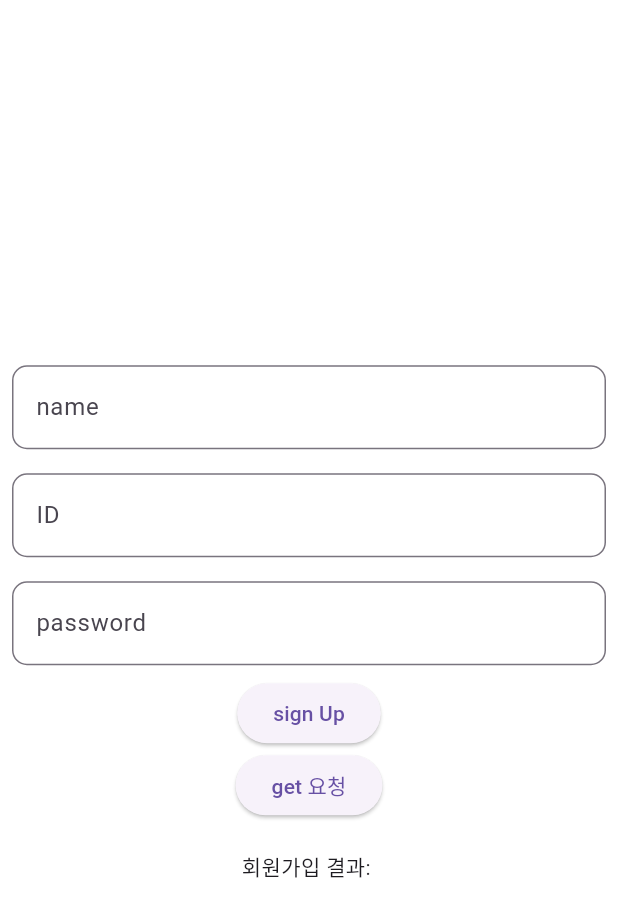
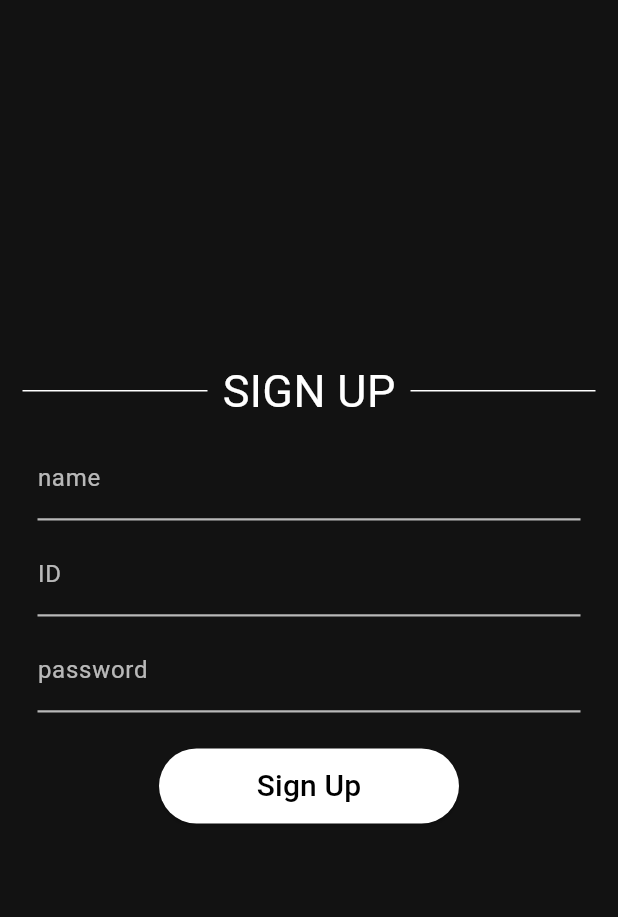
Before and after one commit to es10130813/Madcamp2ndWeek_front, a Flutter app: the SignUpPage screen opened by its route, on a phone screen of 412 x 824 dp. Shown: the top 917 px of the screen. Run offline on Flutter 3.47's test engine with Material 3 defaults, Android fonts, the phone set to English and light mode, and no system bars; our stand-ins replace socket_io_client; missing offline and left inert: kakao_flutter_sdk; network calls fail.

Commit message:
로그인, 회원가입 페이지 디자인 변경

```diff
--- a/lib/pages/my_page.dart
+++ b/lib/pages/my_page.dart
@@ -63,7 +63,6 @@ class MyPageStaet  extends State<MyPage>{
       ),
       body: Scaffold(
         backgroundColor: Color(0xff121212),
-
       ),
     );
   }
--- a/lib/pages/sign_up_page.dart
+++ b/lib/pages/sign_up_page.dart
@@ -1,6 +1,7 @@
 import 'dart:convert';
 
 import 'package:flutter/material.dart';
+import 'package:flutter/services.dart';
 import 'package:http/http.dart' as http;
 import 'package:kakao_flutter_sdk/kakao_flutter_sdk.dart';
 
@@ -53,49 +54,109 @@ class SignUpPageState extends State<SignUpPage>{
   @override
   Widget build(BuildContext context) {
     return Scaffold(
-      backgroundColor: Colors.white,
+      backgroundColor: Color(0xff121212),
       body: SafeArea (
         child: Column (
           mainAxisAlignment: MainAxisAlignment.center,
           children: [
             Padding(
-              padding: const EdgeInsets.all(8.0),
-              child: TextField(
-                controller: nameController,
-                decoration: InputDecoration(
-                  labelText: 'name',
-                  border: OutlineInputBorder(
-                    borderRadius: BorderRadius.circular(10.0),
+              padding: const EdgeInsets.symmetric(horizontal: 15.0, vertical: 5.0),
+              child: Row(
+                children: [
+                  Expanded(
+                    child: Container(
+                      margin: const EdgeInsets.only(right: 10.0),
+                      child: Divider(
+                        color: Colors.white, // 선의 색상
+                        height: 1.5, // 선과 텍스트의 높이 정렬
                       ),
                     ),
                   ),
+                  Text(
+                    "SIGN UP",
+                    style: TextStyle(
+                      color: Colors.white,
+                      fontSize: 30.0,
                     ),
-            Padding(
-              padding: const EdgeInsets.all(8.0),
-              child: TextField(
-                controller: idController,
-                decoration: InputDecoration(
-                  labelText: 'ID',
-                  border: OutlineInputBorder(
-                    borderRadius: BorderRadius.circular(10.0),
+                  ),
+                  Expanded(
+                    child: Container(
+                      margin: const EdgeInsets.only(left: 10.0),
+                      child: Divider(
+                        color: Colors.white, // 선의 색상
+                        height: 1.5, // 선과 텍스트의 높이 정렬
                       ),
                     ),
                   ),
+                ],
+              ),
+            ),
+
+            Padding(
+              padding: const EdgeInsets.symmetric(vertical: 4.0, horizontal: 25.0),
+              child: TextField(
+                style: TextStyle(color: Colors.white),
+                controller: nameController,
+                decoration: const InputDecoration(
+                  labelText: 'name',
+                  labelStyle: TextStyle(color: Colors.white70), // 라벨 텍스트 색상 변경
+                  enabledBorder: UnderlineInputBorder(
+                    borderSide: BorderSide(color: Colors.white70, width: 1.5), // 기본 상태의 밑줄 색상
+                  ),
+                  focusedBorder: UnderlineInputBorder(
+                    borderSide: BorderSide(color: Colors.white, width: 2.0), // 포커스 됐을 때의 밑줄 색상
+                  ),
+                ),
+                inputFormatters: [
+                  FilteringTextInputFormatter.deny(RegExp(r'\s')), // 공백 입력 방지
+                ],
+              ),
+            ),
+
+            Padding(
+              padding: const EdgeInsets.symmetric(vertical: 4.0, horizontal: 25.0),
+              child: TextField(
+                style: TextStyle(color: Colors.white),
+                controller: idController,
+                decoration: const InputDecoration(
+                  labelText: 'ID',
+                  labelStyle: TextStyle(color: Colors.white70), // 라벨 텍스트 색상 변경
+                  enabledBorder: UnderlineInputBorder(
+                    borderSide: BorderSide(color: Colors.white70, width: 1.5), // 기본 상태의 밑줄 색상
+                  ),
+                  focusedBorder: UnderlineInputBorder(
+                    borderSide: BorderSide(color: Colors.white, width: 2.0), // 포커스 됐을 때의 밑줄 색상
+                  ),
+                ),
+                inputFormatters: [
+                  FilteringTextInputFormatter.deny(RegExp(r'\s')), // 공백 입력 방지
+                ],
+              ),
             ),
             Padding(
-              padding: const EdgeInsets.all(8.0),
+              padding: const EdgeInsets.symmetric(vertical: 4.0, horizontal: 25.0),
               child: TextField(
+                style: TextStyle(color: Colors.white),
                 controller: passwordController,
                 obscureText: true,
-                decoration: InputDecoration(
+                decoration: const InputDecoration(
                   labelText: 'password',
-                  border: OutlineInputBorder(
-                    borderRadius: BorderRadius.circular(10.0),
+                  labelStyle: TextStyle(color: Colors.white70), // 라벨 텍스트 색상 변경
+                  enabledBorder: UnderlineInputBorder(
+                    borderSide: BorderSide(color: Colors.white70, width: 1.5), // 기본 상태의 밑줄 색상
+                  ),
+                  focusedBorder: UnderlineInputBorder(
+                    borderSide: BorderSide(color: Colors.white, width: 2.0), // 포커스 됐을 때의 밑줄 색상
                   ),
                 ),
+                inputFormatters: [
+                  FilteringTextInputFormatter.deny(RegExp(r'\s')), // 공백 입력 방지
+                ],
               ),
             ),
-            ElevatedButton(
+            Padding(
+              padding: const EdgeInsets.all(20.0),
+              child: ElevatedButton(
                 onPressed: (){
                   var data = {
                     "username" : nameController.text,
@@ -105,30 +166,21 @@ class SignUpPageState extends State<SignUpPage>{
                   };
                   signUp(data);
                 },
-              child: Text('sign Up'),
+                style: ElevatedButton.styleFrom(
+                  primary: Colors.white,  // 버튼의 배경 색상
+                  onPrimary: Colors.black, // 버튼의 텍스트 색상
+                  minimumSize: Size(200, 50), // 버튼의 최소 크기
                 ),
-            ElevatedButton(
-              onPressed: () async {
-                final response = await http.get(Uri.parse(serverUrl));
-                if (response.statusCode == 200) {
-                  print('Response: ${response.body}');
-                  var key = await KakaoSdk.origin;
-                  print(key);
-                } else {
-                  print('Error: ${response.statusCode}');
-                  print('Message: ${jsonDecode(response.body)['message']}');
-
-                }
-                },
-              child: Text('get 요청'),
+                child: Text(
+                'Sign Up',
+                style: TextStyle(fontSize: 20), // 텍스트의 크기 조정
               ),
-            SizedBox(height: 20),
-            Text('회원가입 결과: $signUpResult'),
+              ),
+            ),
+            Text('$signUpResult', style: TextStyle(color: Colors.red),),
           ],
         ),
       ),
     );
-    // TODO: implement build
-    throw UnimplementedError();
   }
 }
```
Also changed, not shown: lib/pages/log_in_page.dart (+93 -21 lines). Lines whose indentation alone changed are shown as unchanged.
